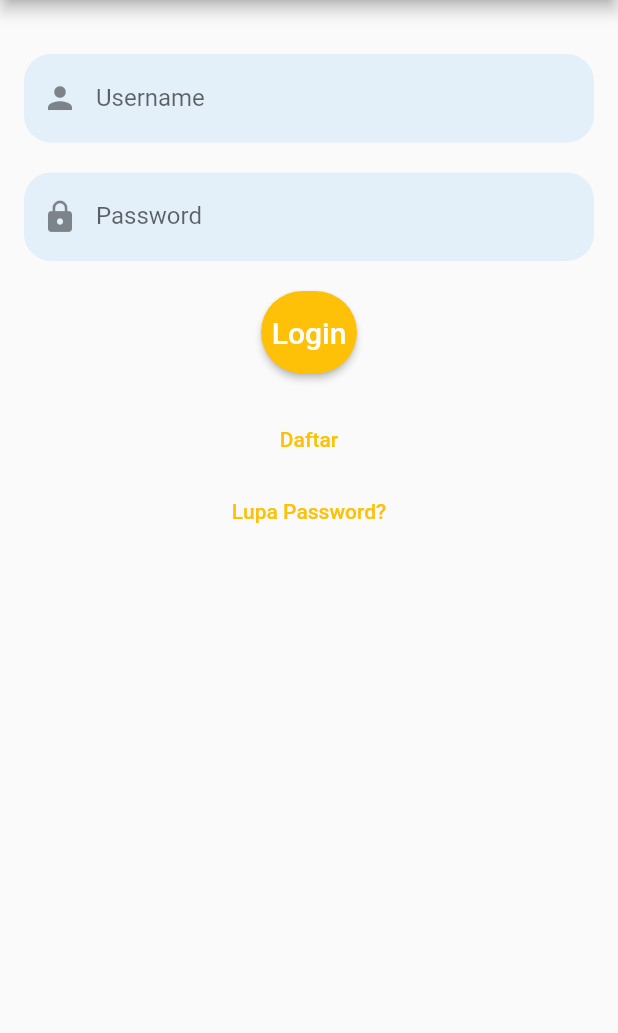
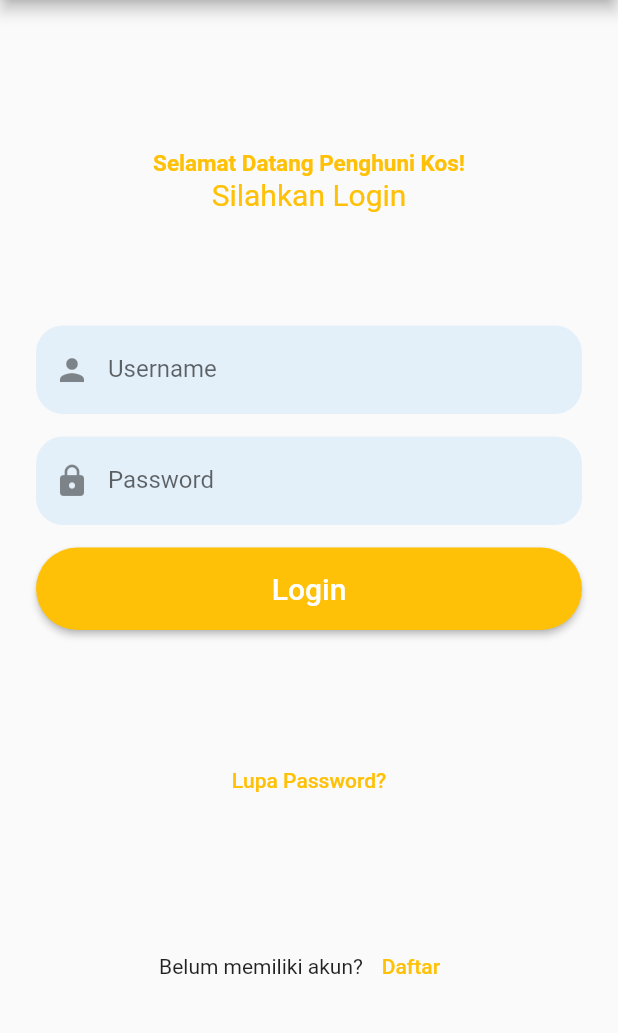
Before and after one commit to MarksonL/IPPL_KostIon, a Flutter app: the LoginPageTenant screen opened directly, on a phone screen of 412 x 824 dp, the part 84-1117 px from its top. Run offline on Flutter 3.47's test engine with Material 2 defaults, Android fonts, the light colour scheme and no system bars; our stand-ins replace cloud_firestore, firebase_auth, firebase_core; accounts and stored records are empty.

Commit message:
update ui login, halaman profil user

```diff
--- a/lib/presentation/tenant/loginPageTenant.dart
+++ b/lib/presentation/tenant/loginPageTenant.dart
@@ -1,7 +1,5 @@
 import 'package:flutter/material.dart';
 import 'package:kostion/data/model/userProfile.dart';
-// import 'package:kostion/presentation/admin/adminHomePage.dart';
-// import 'package:kostion/presentation/owner/ownerHomePage.dart';
 import 'package:kostion/presentation/registrationPage.dart';
 import 'package:kostion/presentation/resetpasswordpage.dart';
 import 'package:kostion/presentation/tenant/tenantHomePage.dart';
@@ -16,96 +14,77 @@ class _LoginPageTenantState extends State<LoginPageTenant> {
 
   @override
   Widget build(BuildContext context) {
-    return Scaffold(
+    return SafeArea(
+      child: Scaffold(
         appBar: AppBar(
-        title: const Text('KostIon'),
+          title: Text('KostIon'),
         ),
-      body: SingleChildScrollView(
-        child: Center(
-          child: Padding(
-            padding: const EdgeInsets.all(16.0),
+        body: Container(
+          margin: EdgeInsets.all(24),
           child: Column(
-              mainAxisAlignment: MainAxisAlignment.center,
-              children: <Widget>[
-                // Column(
-                //   children: <Widget>[
-                //     RadioListTile<UserType>(
-                //       title: const Text('Penghuni Kost'),
-                //       value: UserType.tenant,
-                //       groupValue: selectedUserType,
-                //       onChanged: (UserType? value) {
-                //         setState(() {
-                //           selectedUserType = value;
-                //         });
-                //       },
-                //     ),
-                //     RadioListTile<UserType>(
-                //       title: const Text('Pemilik Kost'),
-                //       value: UserType.owner,
-                //       groupValue: selectedUserType,
-                //       onChanged: (UserType? value) {
-                //         setState(() {
-                //           selectedUserType = value;
-                //         });
-                //       },
-                //     ),
-                //   ],
-                // ),
-                const SizedBox(height: 20.0),
+              mainAxisAlignment: MainAxisAlignment.spaceEvenly,
+              children: [
+                _header(context),
+                _inputfield(context),
+                _forgotpassword(context),
+                _registrasi(context),
+              ]),
+        ),
+      ),
+    );
+  }
+
+  _header(context) {
+    return Column(
+      children: [
+        Text(
+          'Selamat Datang Penghuni Kos!',
+          style: TextStyle(
+              fontSize: 15, fontWeight: FontWeight.bold, color: Colors.amber),
+        ),
+        Text(
+          'Silahkan Login',
+          style: TextStyle(fontSize: 20, color: Colors.amber),
+        ),
+      ],
+    );
+  }
+
+  _inputfield(context) {
+    return Column(
+      crossAxisAlignment: CrossAxisAlignment.stretch,
+      children: [
         TextField(
           decoration: InputDecoration(
-                      labelText: 'Username',
+              labelText: "Username",
               border: OutlineInputBorder(
                   borderRadius: BorderRadius.circular(18),
                   borderSide: BorderSide.none),
-                      fillColor:
-                          Theme.of(context).primaryColor.withOpacity(0.1),
+              fillColor: Theme.of(context).primaryColor.withOpacity(0.1),
               filled: true,
               prefixIcon: Icon(Icons.person)),
         ),
-                const SizedBox(height: 20.0),
+        SizedBox(height: 15),
         TextField(
-                  obscureText: true,
           decoration: InputDecoration(
-                      labelText: 'Password',
+              labelText: "Password",
               border: OutlineInputBorder(
                   borderRadius: BorderRadius.circular(18),
                   borderSide: BorderSide.none),
-                      fillColor:
-                          Theme.of(context).primaryColor.withOpacity(0.1),
+              fillColor: Theme.of(context).primaryColor.withOpacity(0.1),
               filled: true,
               prefixIcon: Icon(Icons.lock)),
+          obscureText: true,
         ),
-                const SizedBox(height: 20.0),
+        SizedBox(height: 15),
         ElevatedButton(
           onPressed: () {
             Navigator.push(
               context,
               MaterialPageRoute(builder: (context) => TenantHomePage()),
             );
-                    // Tambahkan logika autentikasi di sini
-                    // Jika autentikasi berhasil, arahkan pengguna ke halaman beranda sesuai tipe pengguna
-                    // if (selectedUserType == UserType.tenant) {
-                    //   Navigator.pushReplacement(
-                    //     context,
-                    //     MaterialPageRoute(
-                    //         builder: (context) => TenantHomePage()),
-                    //   );
-                    // } else if (selectedUserType == UserType.owner) {
-                    //   Navigator.pushReplacement(
-                    //     context,
-                    //     MaterialPageRoute(
-                    //         builder: (context) => OwnerHomePage()),
-                    //   );
-                    // } else if (selectedUserType == UserType.admin) {
-                    //   Navigator.pushReplacement(
-                    //     context,
-                    //     MaterialPageRoute(
-                    //         builder: (context) => AdminHomePage()),
-                    //   );
-                    // }
           },
-                  child: const Text(
+          child: Text(
             'Login',
             style: TextStyle(fontSize: 20),
           ),
@@ -113,33 +92,37 @@ class _LoginPageTenantState extends State<LoginPageTenant> {
             shape: StadiumBorder(),
             padding: EdgeInsets.symmetric(vertical: 16),
           ),
-                ),
-                const SizedBox(height: 20.0),
+        )
+      ],
+    );
+  }
+
+  _forgotpassword(context) {
+    return TextButton(
+      onPressed: () {
+        Navigator.push(
+          context,
+          MaterialPageRoute(builder: (context) => ResetPasswordPage()),
+        );
+      },
+      child: const Text('Lupa Password?'),
+    );
+  }
+
+  _registrasi(context) {
+    return Row(
+      mainAxisAlignment: MainAxisAlignment.center,
+      children: [
+        Text('Belum memiliki akun?'),
         TextButton(
             onPressed: () {
               Navigator.push(
                 context,
-                      MaterialPageRoute(
-                          builder: (context) => RegistrationPage()),
+                MaterialPageRoute(builder: (context) => RegistrationPage()),
               );
             },
-                  child: const Text('Daftar'),
-                ),
-                TextButton(
-                  onPressed: () {
-                    Navigator.push(
-                      context,
-                      MaterialPageRoute(
-                          builder: (context) => ResetPasswordPage()),
-                    );
-                  },
-                  child: const Text('Lupa Password?'),
-                ),
+            child: const Text('Daftar'))
       ],
-            ),
-          ),
-        ),
-      ),
     );
   }
 }
```
Also changed, not shown: lib/presentation/owner/loginPageOwner.dart (+69 -86 lines), lib/presentation/tenant/userProfil.dart (+55 -15 lines). Lines whose indentation alone changed are shown as unchanged.
